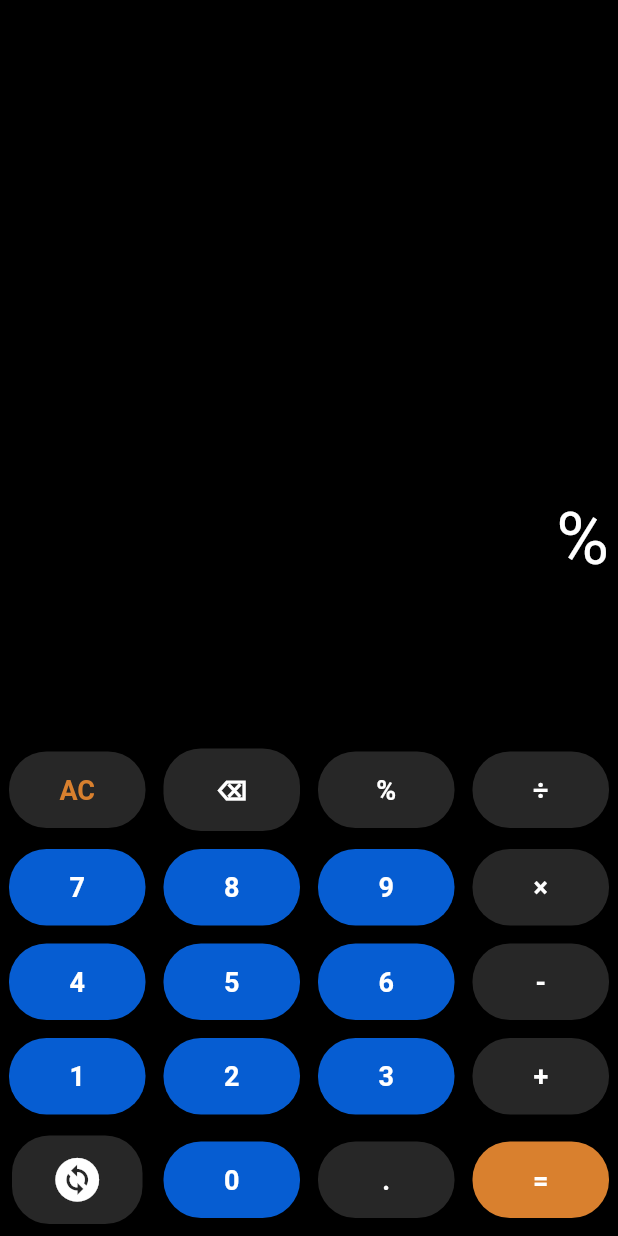
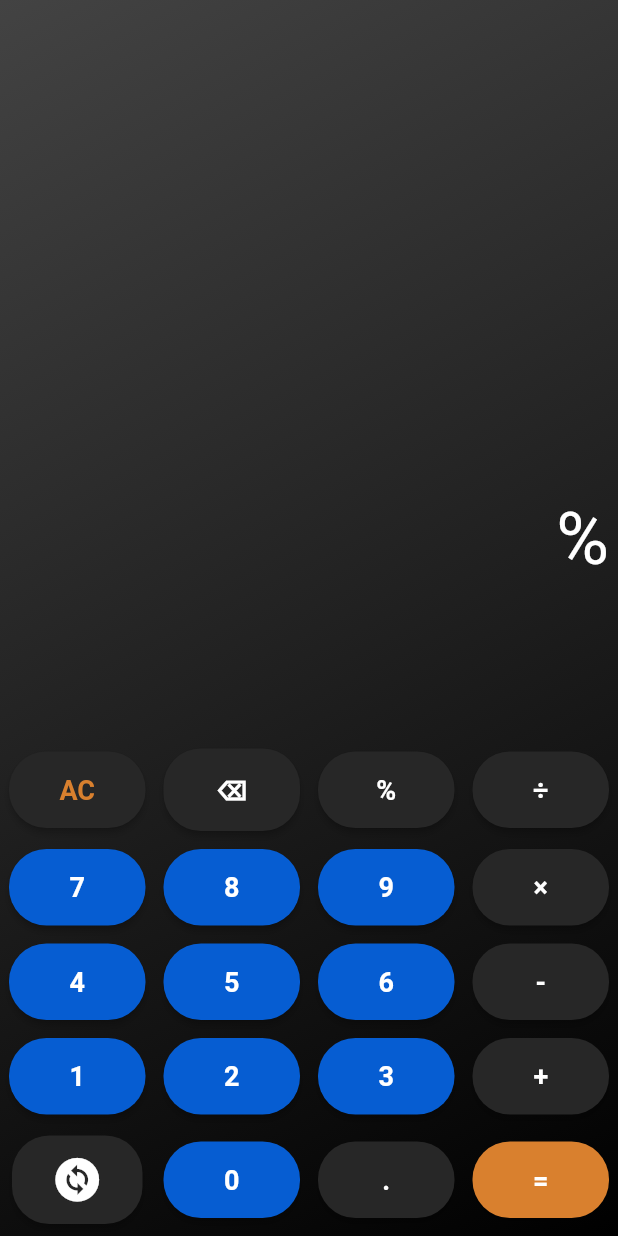
Before and after one commit to git-ADG/Flutter-Calculator-for-E-Cell, a Flutter app: the screen it shows after launch, after a tap on an icon or button, on a phone screen of 412 x 824 dp. Run offline on Flutter 3.47's test engine with Material 2 defaults, Android fonts, the phone set to English and light mode, and no system bars; our stand-ins replace math_expressions.

Commit message:
added gradient colors in bg

```diff
--- a/lib/calculator.dart
+++ b/lib/calculator.dart
@@ -66,8 +66,14 @@ class _CalculatorState extends State<Calculator> {
   @override
   Widget build(BuildContext context) {
     return Scaffold(
-      backgroundColor: Colors.black,
-      body: Column(
+      body: Container(
+        decoration: BoxDecoration(gradient: LinearGradient(
+            begin: FractionalOffset(0.0, 0.0),
+            end: FractionalOffset(1.0, 1.0),
+            colors: [
+              Color(0xff434343),
+              Color(0xff000000)])),
+        child: Column(
           children: [
             //i/p o/p area
             Expanded(
@@ -100,6 +106,7 @@ class _CalculatorState extends State<Calculator> {
             //buttons
             isScientific ? scientificKeyboard() : keyboard(),
           ],
+        ),
       ),
     );
   }
--- a/lib/colors.dart
+++ b/lib/colors.dart
@@ -1,5 +1,5 @@
 import 'package:flutter/material.dart';
 
-const operatorColor= Color(0xff272727);
+const operatorColor= Color(0xfd272727);
 const buttonColor= Color(0xff065dd2);
 const orangeColor= Color(0xffD9802E);
--- a/lib/splash_screen.dart
+++ b/lib/splash_screen.dart
@@ -15,22 +15,27 @@ class _SplashScreenState extends State<SplashScreen> {
   void initState() {
     super.initState();
     Timer(const Duration(seconds: 2), () {
-      Navigator.pushReplacement(context, MaterialPageRoute(builder: (context) => const Calculator(),));
+      Navigator.pushReplacement(
+          context,
+          MaterialPageRoute(
+            builder: (context) => const Calculator(),
+          ));
     });
   }
 
   @override
   Widget build(BuildContext context) {
     return Scaffold(
-        backgroundColor: Colors.black,
-        body: Center(
+        body: Container(
+      decoration: const BoxDecoration(color: Colors.black),
+      child: Center(
           child: Column(
         mainAxisAlignment: MainAxisAlignment.center,
         children: [
           const Text(
             "CalcMate- A scientific calculator app",
             style: TextStyle(
-                  color: Colors.amberAccent,
+                color: Colors.orange,
                 fontSize: 20,
                 fontWeight: FontWeight.bold,
                 fontStyle: FontStyle.italic),
@@ -45,11 +50,10 @@ class _SplashScreenState extends State<SplashScreen> {
           const Text(
             "© Created by ADG",
             style: TextStyle(
-                  color: Colors.white,
-                  fontWeight: FontWeight.bold,
-                  fontSize: 18),
+                color: Colors.white, fontWeight: FontWeight.bold, fontSize: 18),
           )
         ],
-        )));
+      )),
+    ));
   }
 }
```
Lines whose indentation alone changed are shown as unchanged.
